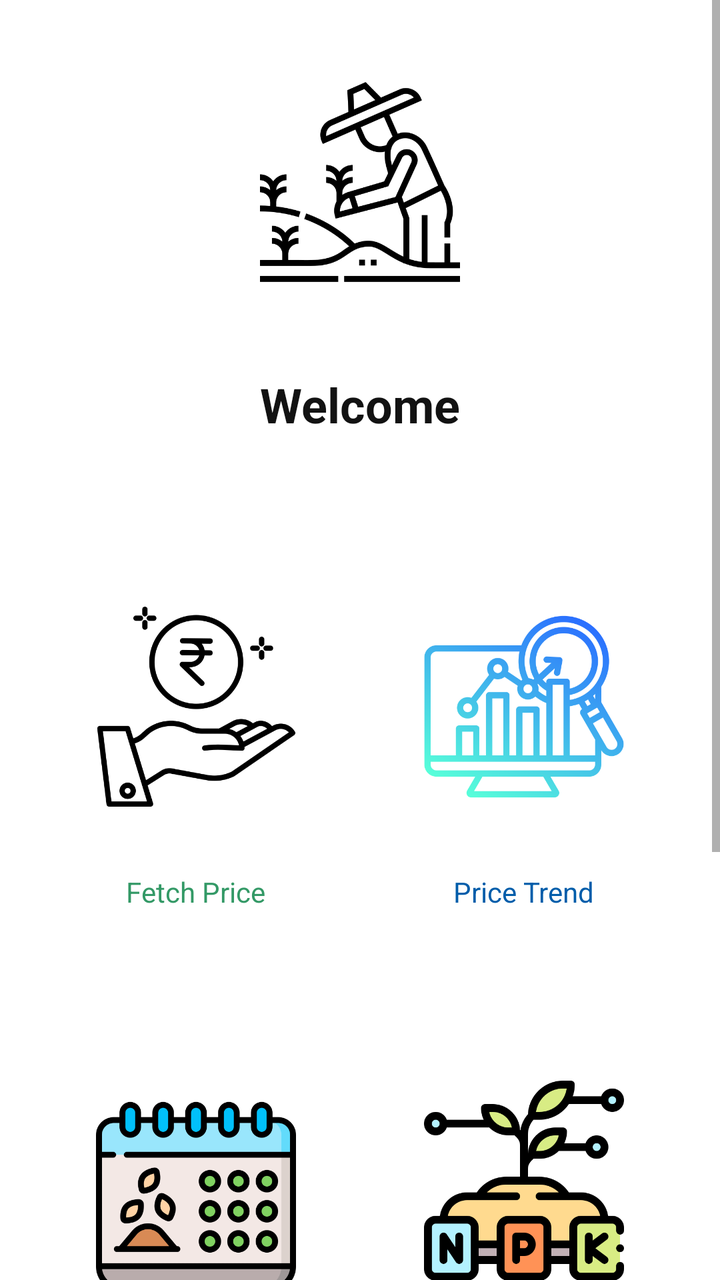
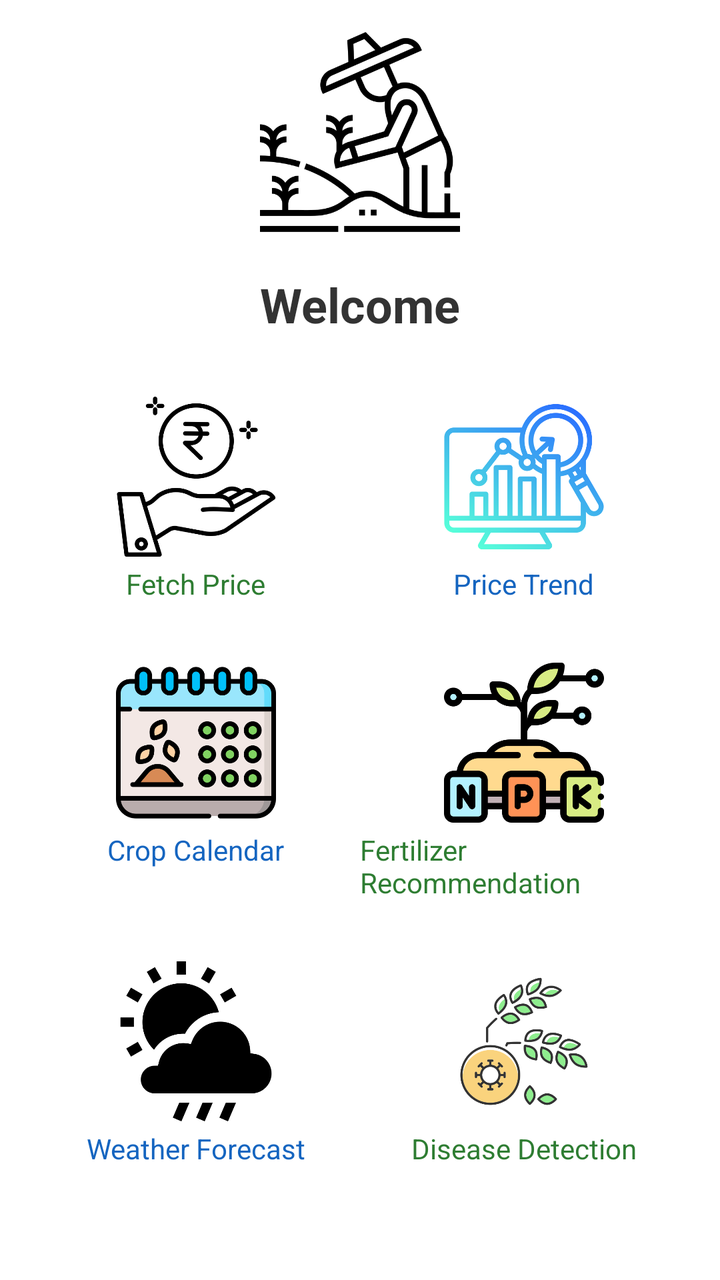

The first picture is an Android layout as it rendered before a commit; the second is the same layout after the commit. The layout source and the unified diff follow.
<!-- AndroidManifest.xml: application theme Theme.AgriPriceChecker -->
<!-- res/layout/activity_main.xml -->
<?xml version="1.0" encoding="utf-8"?>
<ScrollView xmlns:android="http://schemas.android.com/apk/res/android"
    android:layout_width="match_parent"
    android:layout_height="match_parent"
    android:fillViewport="true">

    <LinearLayout
        android:id="@+id/mainLayout"
        android:layout_width="match_parent"
        android:layout_height="wrap_content"
        android:orientation="vertical"
        android:padding="16dp"
        android:background="@color/iffco_white"
        android:gravity="top">

        
        <ImageView
            android:layout_width="100dp"
            android:layout_height="150dp"
            android:layout_gravity="center"
            android:src="@drawable/farmer"
            android:background="@android:color/transparent"
            android:scaleType="fitCenter" />

        
        <TextView
            android:layout_width="wrap_content"
            android:layout_height="wrap_content"
            android:layout_gravity="center_horizontal"
            android:layout_marginTop="20dp"
            android:text="Welcome"
            android:textColor="@color/iffco_dark_gray"
            android:textSize="24sp"
            android:textStyle="bold" />

        <View
            android:layout_width="match_parent"
            android:layout_height="20dp" />

        
        <LinearLayout
            android:layout_width="match_parent"
            android:layout_height="wrap_content"
            android:orientation="horizontal"
            android:gravity="center"
            android:layout_marginTop="40dp">

            <LinearLayout
                android:layout_width="0dp"
                android:layout_height="wrap_content"
                android:layout_weight="1"
                android:orientation="vertical"
                android:gravity="center">

                <ImageButton
                    android:id="@+id/btnFetchPrice"
                    android:layout_width="100dp"
                    android:layout_height="150dp"
                    android:src="@drawable/fetch_price"
                    android:background="@android:color/transparent"
                    android:scaleType="fitCenter" />

                <TextView
                    android:layout_width="wrap_content"
                    android:layout_height="wrap_content"
                    android:text="Fetch Price"
                    android:textColor="@color/iffco_green_light"
                    android:textSize="14sp"
                    android:layout_marginTop="8dp" />
            </LinearLayout>

            <LinearLayout
                android:layout_width="0dp"
                android:layout_height="wrap_content"
                android:layout_weight="1"
                android:orientation="vertical"
                android:gravity="center">

                <ImageButton
                    android:id="@+id/btnChart"
                    android:layout_width="100dp"
                    android:layout_height="150dp"
                    android:src="@drawable/price_trend"
                    android:background="@android:color/transparent"
                    android:scaleType="fitCenter" />

                <TextView
                    android:layout_width="wrap_content"
                    android:layout_height="wrap_content"
                    android:text="Price Trend"
                    android:textColor="@color/iffco_blue"
                    android:textSize="14sp"
                    android:layout_marginTop="8dp" />
            </LinearLayout>
        </LinearLayout>

        <View
            android:layout_width="match_parent"
            android:layout_height="20dp" />

        
        <LinearLayout
            android:layout_width="match_parent"
            android:layout_height="wrap_content"
            android:orientation="horizontal"
            android:gravity="center"
            android:layout_marginTop="40dp">

            <LinearLayout
                android:layout_width="0dp"
                android:layout_height="wrap_content"
                android:layout_weight="1"
                android:orientation="vertical"
                android:gravity="center">

                <ImageButton
                    android:id="@+id/btnTip"
                    android:layout_width="100dp"
                    android:layout_height="150dp"
                    android:src="@drawable/cropcalendar"
                    android:background="@android:color/transparent"
                    android:scaleType="fitCenter" />

                <TextView
                    android:layout_width="wrap_content"
                    android:layout_height="wrap_content"
                    android:text="Crop Calendar"
                    android:textColor="@color/iffco_blue"
                    android:textSize="14sp"
                    android:layout_marginTop="8dp" />
            </LinearLayout>

            <LinearLayout
                android:layout_width="0dp"
                android:layout_height="wrap_content"
                android:layout_weight="1"
                android:orientation="vertical"
                android:gravity="center">

                <ImageButton
                    android:id="@+id/btnNews"
                    android:layout_width="100dp"
                    android:layout_height="150dp"
                    android:src="@drawable/npk"
                    android:background="@android:color/transparent"
                    android:scaleType="fitCenter" />

                <TextView
                    android:layout_width="wrap_content"
                    android:layout_height="wrap_content"
                    android:text="Fertilizer Recommendation"
                    android:textColor="@color/iffco_green_light"
                    android:textSize="14sp"
                    android:layout_marginTop="8dp" />
            </LinearLayout>
        </LinearLayout>

        <View
            android:layout_width="match_parent"
            android:layout_height="20dp" />

        
        <LinearLayout
            android:layout_width="match_parent"
            android:layout_height="wrap_content"
            android:orientation="horizontal"
            android:gravity="center"
            android:layout_marginTop="40dp">

            
            <LinearLayout
                android:layout_width="0dp"
                android:layout_height="wrap_content"
                android:layout_weight="1"
                android:orientation="vertical"
                android:gravity="center">

                <ImageButton
                    android:id="@+id/btnWeather"
                    android:layout_width="100dp"
                    android:layout_height="150dp"
                    android:src="@drawable/weather"
                    android:background="@android:color/transparent"
                    android:scaleType="fitCenter" />

                <TextView
                    android:layout_width="wrap_content"
                    android:layout_height="wrap_content"
                    android:text="Weather Forecast"
                    android:textColor="@color/iffco_blue"
                    android:textSize="14sp"
                    android:layout_marginTop="8dp" />
            </LinearLayout>

            
            <LinearLayout
                android:layout_width="0dp"
                android:layout_height="wrap_content"
                android:layout_weight="1"
                android:orientation="vertical"
                android:gravity="center">

                <ImageButton
                    android:id="@+id/btnDisease"
                    android:layout_width="100dp"
                    android:layout_height="150dp"
                    android:src="@drawable/crop_disease"
                    android:background="@android:color/transparent"
                    android:scaleType="fitCenter" />

                <TextView
                    android:layout_width="wrap_content"
                    android:layout_height="wrap_content"
                    android:text="Disease Detection"
                    android:textColor="@color/iffco_green_light"
                    android:textSize="14sp"
                    android:layout_marginTop="8dp" />
            </LinearLayout>
        </LinearLayout>

    </LinearLayout>
</ScrollView>
<!-- resources referenced by this layout -->
<resources>
  <color name="iffco_blue">#005DAA</color>
  <color name="iffco_dark_gray">#121212</color>
  <color name="iffco_green_light">#339966</color>
  <color name="iffco_white">#FFFFFF</color>
  <!-- drawable crop_disease: png bitmap (drawable, 53795 bytes) -->
  <!-- drawable cropcalendar: png bitmap (drawable, 40437 bytes) -->
  <!-- drawable farmer: png bitmap (drawable, 23464 bytes) -->
  <!-- drawable fetch_price: png bitmap (drawable, 21748 bytes) -->
  <!-- drawable npk: png bitmap (drawable, 25942 bytes) -->
  <!-- drawable price_trend: png bitmap (drawable, 55913 bytes) -->
  <!-- drawable weather: png bitmap (drawable, 13980 bytes) -->
  <style name="Theme.AgriPriceChecker" parent="Theme.MaterialComponents.Light.DarkActionBar">
  
          
          <item name="colorPrimary">@color/iffco_green</item>
          <item name="colorPrimaryVariant">@color/iffco_blue</item>
          <item name="colorOnPrimary">@color/iffco_white</item>
  
          
          <item name="colorSecondary">@color/iffco_blue</item>
          <item name="colorOnSecondary">@color/iffco_white</item>
  
          
          <item name="android:windowBackground">@color/iffco_white</item>
  
          
          <item name="android:windowLightStatusBar" tools:targetApi="23">true</item>
  
      </style>
  <color name="iffco_green">#007A33</color>
</resources>

<!-- the commit's change to res/layout/activity_main.xml (unified diff, before → after) -->
@@ -10,211 +10,80 @@
         android:layout_height="wrap_content"
         android:orientation="vertical"
         android:padding="16dp"
-        android:background="@color/iffco_white"
+        android:background="#FFFFFF"
         android:gravity="top">
 
         
         <ImageView
             android:layout_width="100dp"
-            android:layout_height="150dp"
+            android:layout_height="100dp"
             android:layout_gravity="center"
             android:src="@drawable/farmer"
-            android:background="@android:color/transparent"
             android:scaleType="fitCenter" />
 
         
         <TextView
+            android:id="@+id/tvWelcome"
             android:layout_width="wrap_content"
             android:layout_height="wrap_content"
             android:layout_gravity="center_horizontal"
             android:layout_marginTop="20dp"
-            android:text="Welcome"
-            android:textColor="@color/iffco_dark_gray"
+            android:text="@string/welcome"
+            android:textColor="#333333"
             android:textSize="24sp"
             android:textStyle="bold" />
-
-        <View
-            android:layout_width="match_parent"
-            android:layout_height="20dp" />
 
         
         <LinearLayout
             android:layout_width="match_parent"
             android:layout_height="wrap_content"
             android:orientation="horizontal"
-            android:gravity="center"
-            android:layout_marginTop="40dp">
+            android:layout_marginTop="30dp">
 
-            <LinearLayout
-                android:layout_width="0dp"
-                android:layout_height="wrap_content"
-                android:layout_weight="1"
-                android:orientation="vertical"
-                android:gravity="center">
-
-                <ImageButton
-                    android:id="@+id/btnFetchPrice"
-                    android:layout_width="100dp"
-                    android:layout_height="150dp"
-                    android:src="@drawable/fetch_price"
-                    android:background="@android:color/transparent"
-                    android:scaleType="fitCenter" />
-
-                <TextView
-                    android:layout_width="wrap_content"
-                    android:layout_height="wrap_content"
-                    android:text="Fetch Price"
-                    android:textColor="@color/iffco_green_light"
-                    android:textSize="14sp"
-                    android:layout_marginTop="8dp" />
+            <LinearLayout android:layout_width="0dp" android:layout_height="wrap_content" android:layout_weight="1" android:orientation="vertical" android:gravity="center">
+                <ImageButton android:id="@+id/btnFetchPrice" android:layout_width="80dp" android:layout_height="80dp" android:src="@drawable/fetch_price" android:background="?attr/selectableItemBackground" android:scaleType="fitCenter" />
+                <TextView android:layout_width="wrap_content" android:layout_height="wrap_content" android:text="@string/fetch_price" android:textColor="#2E7D32" android:textSize="14sp" android:layout_marginTop="4dp" />
             </LinearLayout>
 
-            <LinearLayout
-                android:layout_width="0dp"
-                android:layout_height="wrap_content"
-                android:layout_weight="1"
-                android:orientation="vertical"
-                android:gravity="center">
-
-                <ImageButton
-                    android:id="@+id/btnChart"
-                    android:layout_width="100dp"
-                    android:layout_height="150dp"
-                    android:src="@drawable/price_trend"
-                    android:background="@android:color/transparent"
-                    android:scaleType="fitCenter" />
-
-                <TextView
-                    android:layout_width="wrap_content"
-                    android:layout_height="wrap_content"
-                    android:text="Price Trend"
-                    android:textColor="@color/iffco_blue"
-                    android:textSize="14sp"
-                    android:layout_marginTop="8dp" />
+            <LinearLayout android:layout_width="0dp" android:layout_height="wrap_content" android:layout_weight="1" android:orientation="vertical" android:gravity="center">
+                <ImageButton android:id="@+id/btnChart" android:layout_width="80dp" android:layout_height="80dp" android:src="@drawable/price_trend" android:background="?attr/selectableItemBackground" android:scaleType="fitCenter" />
+                <TextView android:layout_width="wrap_content" android:layout_height="wrap_content" android:text="@string/price_trend" android:textColor="#1565C0" android:textSize="14sp" android:layout_marginTop="4dp" />
             </LinearLayout>
         </LinearLayout>
-
-        <View
-            android:layout_width="match_parent"
-            android:layout_height="20dp" />
 
         
         <LinearLayout
             android:layout_width="match_parent"
             android:layout_height="wrap_content"
             android:orientation="horizontal"
-            android:gravity="center"
-            android:layout_marginTop="40dp">
+            android:layout_marginTop="30dp">
 
-            <LinearLayout
-                android:layout_width="0dp"
-                android:layout_height="wrap_content"
-                android:layout_weight="1"
-                android:orientation="vertical"
-                android:gravity="center">
-
-                <ImageButton
-                    android:id="@+id/btnTip"
-                    android:layout_width="100dp"
-                    android:layout_height="150dp"
-                    android:src="@drawable/cropcalendar"
-                    android:background="@android:color/transparent"
-                    android:scaleType="fitCenter" />
-
-                <TextView
-                    android:layout_width="wrap_content"
-                    android:layout_height="wrap_content"
-                    android:text="Crop Calendar"
-                    android:textColor="@color/iffco_blue"
-                    android:textSize="14sp"
-                    android:layout_marginTop="8dp" />
+            <LinearLayout android:layout_width="0dp" android:layout_height="wrap_content" android:layout_weight="1" android:orientation="vertical" android:gravity="center">
+                <ImageButton android:id="@+id/btnTip" android:layout_width="80dp" android:layout_height="80dp" android:src="@drawable/cropcalendar" android:background="?attr/selectableItemBackground" android:scaleType="fitCenter" />
+                <TextView android:layout_width="wrap_content" android:layout_height="wrap_content" android:text="@string/crop_calendar" android:textColor="#1565C0" android:textSize="14sp" android:layout_marginTop="4dp" />
             </LinearLayout>
 
-            <LinearLayout
-                android:layout_width="0dp"
-                android:layout_height="wrap_content"
-                android:layout_weight="1"
-                android:orientation="vertical"
-                android:gravity="center">
-
-                <ImageButton
-                    android:id="@+id/btnNews"
-                    android:layout_width="100dp"
-                    android:layout_height="150dp"
-                    android:src="@drawable/npk"
-                    android:background="@android:color/transparent"
-                    android:scaleType="fitCenter" />
-
-                <TextView
-                    android:layout_width="wrap_content"
-                    android:layout_height="wrap_content"
-                    android:text="Fertilizer Recommendation"
-                    android:textColor="@color/iffco_green_light"
-                    android:textSize="14sp"
-                    android:layout_marginTop="8dp" />
+            <LinearLayout android:layout_width="0dp" android:layout_height="wrap_content" android:layout_weight="1" android:orientation="vertical" android:gravity="center">
+                <ImageButton android:id="@+id/btnNews" android:layout_width="80dp" android:layout_height="80dp" android:src="@drawable/npk" android:background="?attr/selectableItemBackground" android:scaleType="fitCenter" />
+                <TextView android:layout_width="wrap_content" android:layout_height="wrap_content" android:text="@string/fert_rec" android:textColor="#2E7D32" android:textSize="14sp" android:layout_marginTop="4dp" />
             </LinearLayout>
         </LinearLayout>
-
-        <View
-            android:layout_width="match_parent"
-            android:layout_height="20dp" />
 
         
         <LinearLayout
             android:layout_width="match_parent"
             android:layout_height="wrap_content"
             android:orientation="horizontal"
-            android:gravity="center"
-            android:layout_marginTop="40dp">
+            android:layout_marginTop="30dp">
 
-            
-            <LinearLayout
-                android:layout_width="0dp"
-                android:layout_height="wrap_content"
-                android:layout_weight="1"
-                android:orientation="vertical"
-                android:gravity="center">
-
-                <ImageButton
-                    android:id="@+id/btnWeather"
-                    android:layout_width="100dp"
-                    android:layout_height="150dp"
-                    android:src="@drawable/weather"
-                    android:background="@android:color/transparent"
-                    android:scaleType="fitCenter" />
-
-                <TextView
-                    android:layout_width="wrap_content"
-                    android:layout_height="wrap_content"
-                    android:text="Weather Forecast"
-                    android:textColor="@color/iffco_blue"
-                    android:textSize="14sp"
-                    android:layout_marginTop="8dp" />
+            <LinearLayout android:layout_width="0dp" android:layout_height="wrap_content" android:layout_weight="1" android:orientation="vertical" android:gravity="center">
+                <ImageButton android:id="@+id/btnWeather" android:layout_width="80dp" android:layout_height="80dp" android:src="@drawable/weather" android:background="?attr/selectableItemBackground" android:scaleType="fitCenter" />
+                <TextView android:layout_width="wrap_content" android:layout_height="wrap_content" android:text="@string/weather" android:textColor="#1565C0" android:textSize="14sp" android:layout_marginTop="4dp" />
             </LinearLayout>
 
-            
-            <LinearLayout
-                android:layout_width="0dp"
-                android:layout_height="wrap_content"
-                android:layout_weight="1"
-                android:orientation="vertical"
-                android:gravity="center">
-
-                <ImageButton
-                    android:id="@+id/btnDisease"
-                    android:layout_width="100dp"
-                    android:layout_height="150dp"
-                    android:src="@drawable/crop_disease"
-                    android:background="@android:color/transparent"
-                    android:scaleType="fitCenter" />
-
-                <TextView
-                    android:layout_width="wrap_content"
-                    android:layout_height="wrap_content"
-                    android:text="Disease Detection"
-                    android:textColor="@color/iffco_green_light"
-                    android:textSize="14sp"
-                    android:layout_marginTop="8dp" />
+            <LinearLayout android:layout_width="0dp" android:layout_height="wrap_content" android:layout_weight="1" android:orientation="vertical" android:gravity="center">
+                <ImageButton android:id="@+id/btnDisease" android:layout_width="80dp" android:layout_height="80dp" android:src="@drawable/crop_disease" android:background="?attr/selectableItemBackground" android:scaleType="fitCenter" />
+                <TextView android:layout_width="wrap_content" android:layout_height="wrap_content" android:text="@string/disease" android:textColor="#2E7D32" android:textSize="14sp" android:layout_marginTop="4dp" />
             </LinearLayout>
         </LinearLayout>
 
<!-- resource entries referenced after the edit -->
@@ -1,8 +1,6 @@
 <!-- resources referenced by this layout -->
 <resources>
   <color name="iffco_blue">#005DAA</color>
-  <color name="iffco_dark_gray">#121212</color>
-  <color name="iffco_green_light">#339966</color>
   <color name="iffco_white">#FFFFFF</color>
   <!-- drawable crop_disease: png bitmap (drawable, 53795 bytes) -->
   <!-- drawable cropcalendar: png bitmap (drawable, 40437 bytes) -->
@@ -11,6 +9,13 @@
   <!-- drawable npk: png bitmap (drawable, 25942 bytes) -->
   <!-- drawable price_trend: png bitmap (drawable, 55913 bytes) -->
   <!-- drawable weather: png bitmap (drawable, 13980 bytes) -->
+  <string name="crop_calendar">Crop Calendar</string>
+  <string name="disease">Disease Detection</string>
+  <string name="fert_rec">Fertilizer Recommendation</string>
+  <string name="fetch_price">Fetch Price</string>
+  <string name="price_trend">Price Trend</string>
+  <string name="weather">Weather Forecast</string>
+  <string name="welcome">Welcome</string>
   <style name="Theme.AgriPriceChecker" parent="Theme.MaterialComponents.Light.DarkActionBar">
   
           
